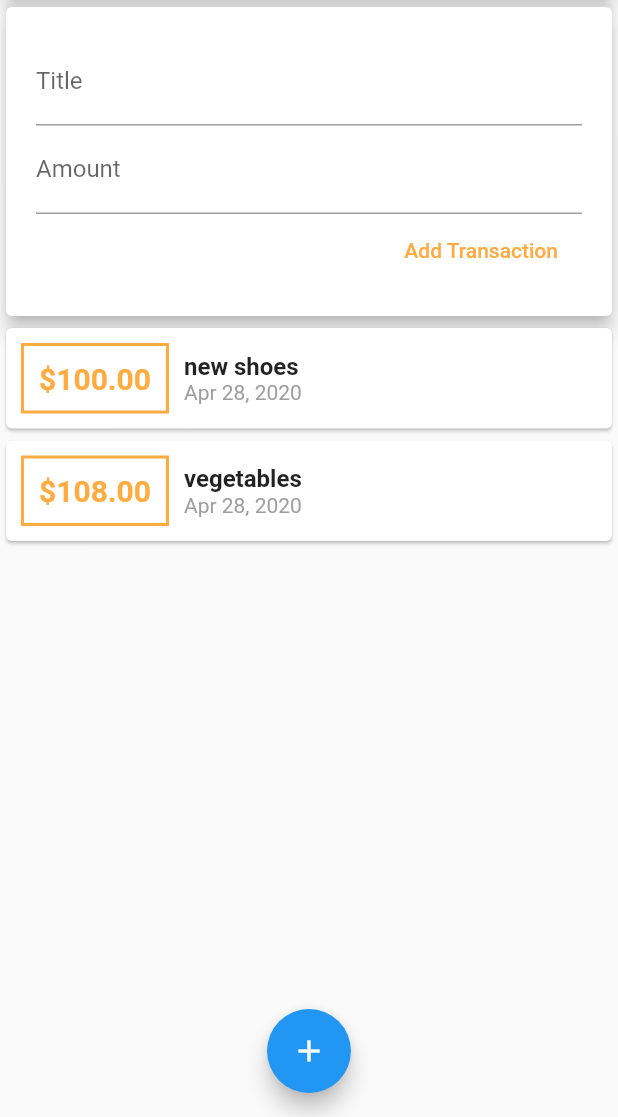
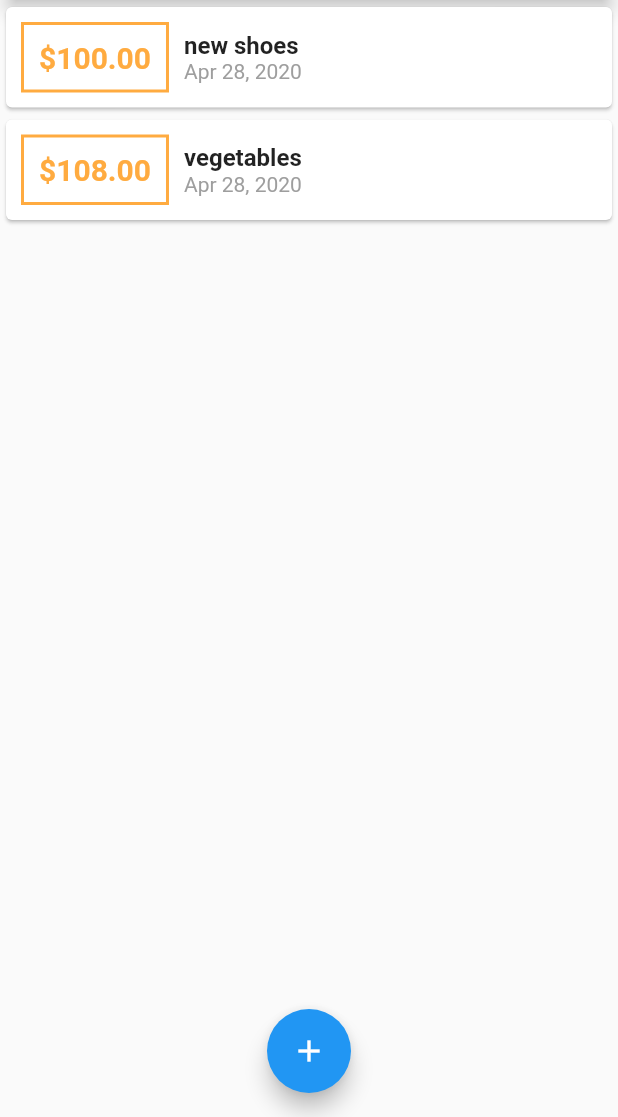
Before and after one commit to hammadkhan30/Expense_Tracker, a Flutter app: the screen it shows after launch, on a phone screen of 412 x 824 dp, the part 119-1236 px from its top. Run offline on Flutter 3.47's test engine with Material 2 defaults, Android fonts, the phone set to English and light mode, and no system bars.

Commit message:
removed user .dart and and transfered its functionalities to main.dart

```diff
--- a/lib/main.dart
+++ b/lib/main.dart
@@ -1,6 +1,7 @@
 import 'package:flutter/material.dart';
+import './widgets/new_transaction.dart';
+import './models/transaction.dart';
 import './widgets/Transaction_list.dart';
-import './widgets/user_transaction.dart';
 
 void main() => runApp(MyApp());
 
@@ -14,7 +15,51 @@ class MyApp extends StatelessWidget {
   }
 }
 
-class MyHomePage extends StatelessWidget {
+class MyHomePage extends StatefulWidget {
+  @override
+  _MyHomePageState createState() => _MyHomePageState();
+}
+
+class _MyHomePageState extends State<MyHomePage> {
+  final List<Transaction> _userTransactions = [
+    Transaction(
+      id: 't1',
+      title: 'new shoes',
+      amount: 100,
+      date: DateTime.now(),
+    ),
+    Transaction(
+      id: 't2',
+      title: 'vegetables',
+      amount: 108.00,
+      date: DateTime.now(),
+    )
+  ];
+
+  void _addNewTransaction(String txTitle, double txAmount) {
+    final newTx = Transaction(
+      title: txTitle,
+      amount: txAmount,
+      date: DateTime.now(),
+      id: DateTime.now().toString(),
+    );
+    setState(() {
+      _userTransactions.add(newTx);
+    });
+  }
+
+  void _startAddNewTransaction(BuildContext ctx) {
+    showModalBottomSheet(
+        context: ctx,
+        builder: (_) {
+          return GestureDetector(
+            onTap: () {},
+            child: NewTransaction(_addNewTransaction),
+            behavior: HitTestBehavior.opaque,
+          );
+        });
+  }
+
   @override
   Widget build(BuildContext context) {
     return Scaffold(
@@ -23,7 +68,7 @@ class MyHomePage extends StatelessWidget {
         actions: <Widget>[
           IconButton(
             icon: Icon(Icons.add),
-            onPressed: () {},
+            onPressed: () => _startAddNewTransaction(context),
           ),
         ],
       ),
@@ -40,13 +85,14 @@ class MyHomePage extends StatelessWidget {
               ),
               elevation: 5,
             ),
-            UserTransaction()
+            TransactionList(_userTransactions),
           ],
         ),
       ),
       floatingActionButtonLocation: FloatingActionButtonLocation.centerFloat,
       floatingActionButton: FloatingActionButton(
         child: Icon(Icons.add),
+        onPressed: () => _startAddNewTransaction(context),
       ),
     );
   }
--- a/lib/widgets/user_transaction.dart
+++ /dev/null
@@ -1,46 +0,0 @@
-import 'package:flutter/material.dart';
-import './new_transaction.dart';
-import './transaction_list.dart';
-import '../models/transaction.dart';
-
-class UserTransaction extends StatefulWidget {
-  @override
-  _UserTransactionState createState() => _UserTransactionState();
-}
-
-class _UserTransactionState extends State<UserTransaction> {
-  final List<Transaction> _userTransactions = [
-    Transaction(
-      id: 't1',
-      title: 'new shoes',
-      amount: 100,
-      date: DateTime.now(),
-    ),
-    Transaction(
-      id: 't2',
-      title: 'vegetables',
-      amount: 108.00,
-      date: DateTime.now(),
-    )
-  ];
-
-  void _addNewTransaction(String txTitle, double txAmount) {
-    final newTx = Transaction(
-      title: txTitle,
-      amount: txAmount,
-      date: DateTime.now(),
-      id: DateTime.now().toString(),
-    );
-    setState(() {
-      _userTransactions.add(newTx);
-    });
-  }
-
-  @override
-  Widget build(BuildContext context) {
-    return Column(children: <Widget>[
-      NewTransaction(_addNewTransaction),
-      TransactionList(_userTransactions),
-    ]);
-  }
-}
```
